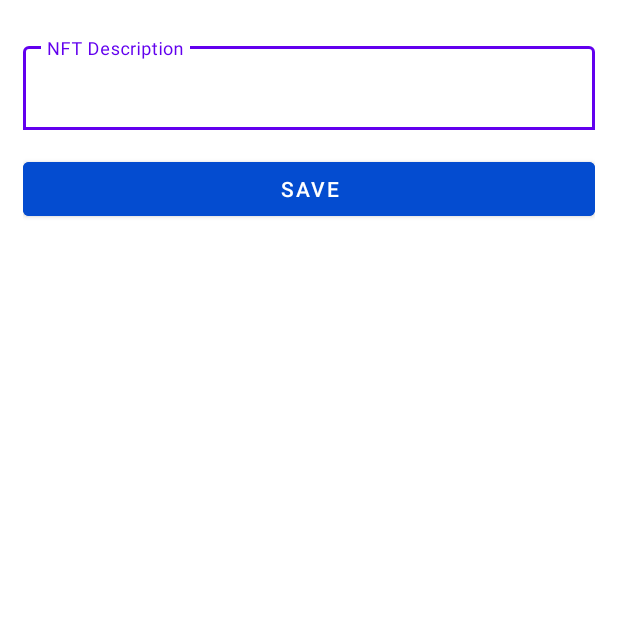
After one commit to denisadfer/TR-PAM, an Android app: the EditNFTActivity screen opened directly, with no data from a screen before it, on a phone screen of 412 x 824 dp, the top half of it. The commit adds this screen. Run offline under Robolectric (Android 15) with nearby library versions, the phone set to English and light mode, and no system bars; our stand-ins replace Firebase (no records; nobody signed in at launch, a user with empty details on screens opened directly); 1 statement that could not run was skipped.

Commit message:
Add edit nft func

```diff
--- a/app/src/main/AndroidManifest.xml
+++ b/app/src/main/AndroidManifest.xml
@@ -35,6 +35,9 @@
             android:name=".EditActivity"
             android:exported="false" />
         <activity
+            android:name=".EditNFTActivity"
+            android:exported="false" />
+        <activity
             android:name=".RegisterActivity"
             android:exported="true" />
         <activity
--- /dev/null
+++ b/app/src/main/java/com/dnx/trpam/EditNFTActivity.java
@@ -0,0 +1,59 @@
+package com.dnx.trpam;
+
+import android.os.Bundle;
+import android.view.View;
+import android.widget.Button;
+import android.widget.EditText;
+
+import androidx.annotation.NonNull;
+import androidx.appcompat.app.AppCompatActivity;
+
+import com.google.firebase.database.DataSnapshot;
+import com.google.firebase.database.DatabaseError;
+import com.google.firebase.database.DatabaseReference;
+import com.google.firebase.database.FirebaseDatabase;
+import com.google.firebase.database.ValueEventListener;
+
+public class EditNFTActivity extends AppCompatActivity {
+    EditText descTxt;
+    Button saveBtn;
+
+    @Override
+    protected void onCreate(Bundle savedInstanceState) {
+        super.onCreate(savedInstanceState);
+        setContentView(R.layout.activity_edit_nftactivity);
+        descTxt = findViewById(R.id.desc_edit);
+        saveBtn = findViewById(R.id.save_edit_btn);
+        String Nft_key = getIntent().getStringExtra("Nft_key");
+        DatabaseReference databaseReference = FirebaseDatabase.getInstance().getReference("Nft_Post");
+        databaseReference.child(Nft_key).addValueEventListener(new ValueEventListener() {
+            @Override
+            public void onDataChange(@NonNull DataSnapshot snapshot) {
+                descTxt.setText(snapshot.child("description").getValue().toString());
+                saveBtn.setOnClickListener(new View.OnClickListener() {
+                    @Override
+                    public void onClick(View view) {
+                        String desc = descTxt.getText().toString();
+                        if (desc.isEmpty()){
+                            descTxt.setError("Please, input the description");
+                            descTxt.requestFocus();
+                            return;
+                        }
+                        editDesc(desc);
+                    }
+                });
+            }
+
+            @Override
+            public void onCancelled(@NonNull DatabaseError error) {
+
+            }
+        });
+    }
+
+    private void editDesc(String desc) {
+        String Nft_key = getIntent().getStringExtra("Nft_key");
+        FirebaseDatabase.getInstance().getReference("Nft_Post").child(Nft_key).child("description").setValue(desc);
+        finish();
+    }
+}
--- /dev/null
+++ b/app/src/main/res/layout/activity_edit_nftactivity.xml
@@ -0,0 +1,35 @@
+<?xml version="1.0" encoding="utf-8"?>
+<LinearLayout xmlns:android="http://schemas.android.com/apk/res/android"
+    xmlns:app="http://schemas.android.com/apk/res-auto"
+    xmlns:tools="http://schemas.android.com/tools"
+    android:layout_width="match_parent"
+    android:layout_height="match_parent"
+    android:orientation="vertical"
+    android:padding="15dp"
+    tools:context=".EditActivity">
+
+    <com.google.android.material.textfield.TextInputLayout
+        android:layout_width="match_parent"
+        android:layout_height="wrap_content"
+        android:layout_marginTop="10dp"
+        app:boxBackgroundMode="outline"
+        app:boxBackgroundColor="@color/white"
+        >
+        <EditText
+            android:id="@+id/desc_edit"
+            android:layout_width="match_parent"
+            android:layout_height="wrap_content"
+            android:hint="@string/descnft"
+            />
+
+    </com.google.android.material.textfield.TextInputLayout>
+
+    <Button
+        android:id="@+id/save_edit_btn"
+        android:layout_width="match_parent"
+        android:layout_height="wrap_content"
+        android:backgroundTint="@color/primary"
+        android:text="@string/save"
+        android:layout_marginTop="15dp"/>
+
+</LinearLayout>
```
Also changed, not shown: app/src/main/java/com/dnx/trpam/DetailNftActivity.java (+28 -23 lines).
